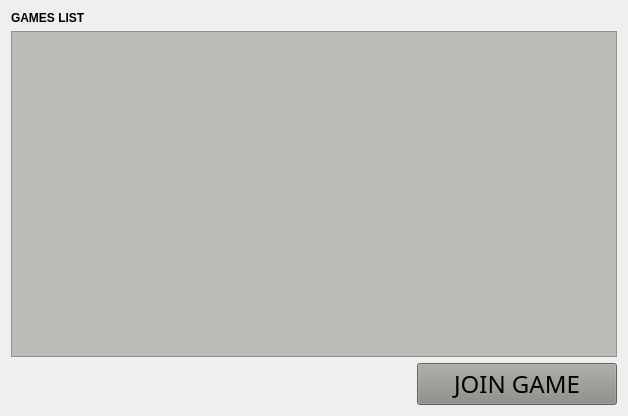
fsardella/Dune_TP3, file client/client_interface/joingamewindow.ui: the form before one commit.
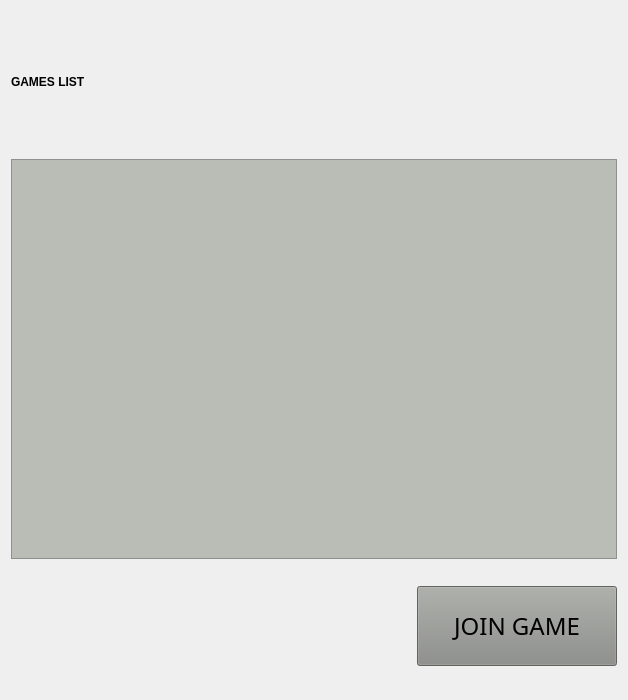
The form after the commit.

The edit to the form file:
```diff
--- a/client/client_interface/joingamewindow.ui
+++ b/client/client_interface/joingamewindow.ui
@@ -7,7 +7,7 @@
     <x>0</x>
     <y>0</y>
     <width>628</width>
-    <height>416</height>
+    <height>700</height>
    </rect>
   </property>
   <property name="windowTitle">
```
